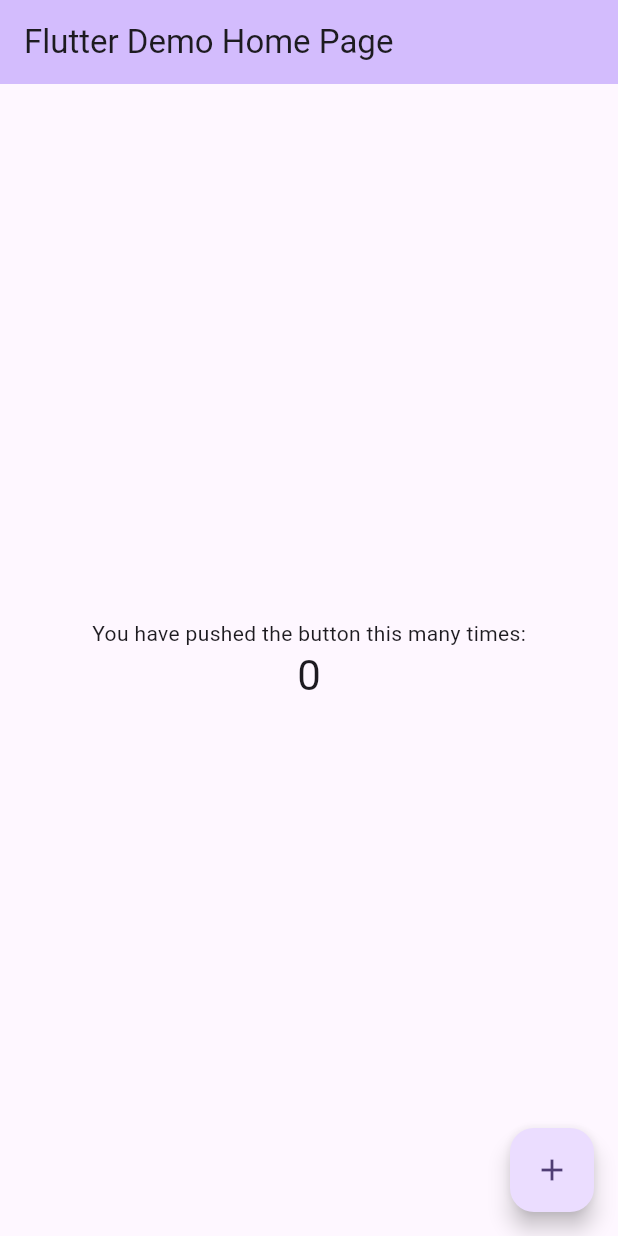
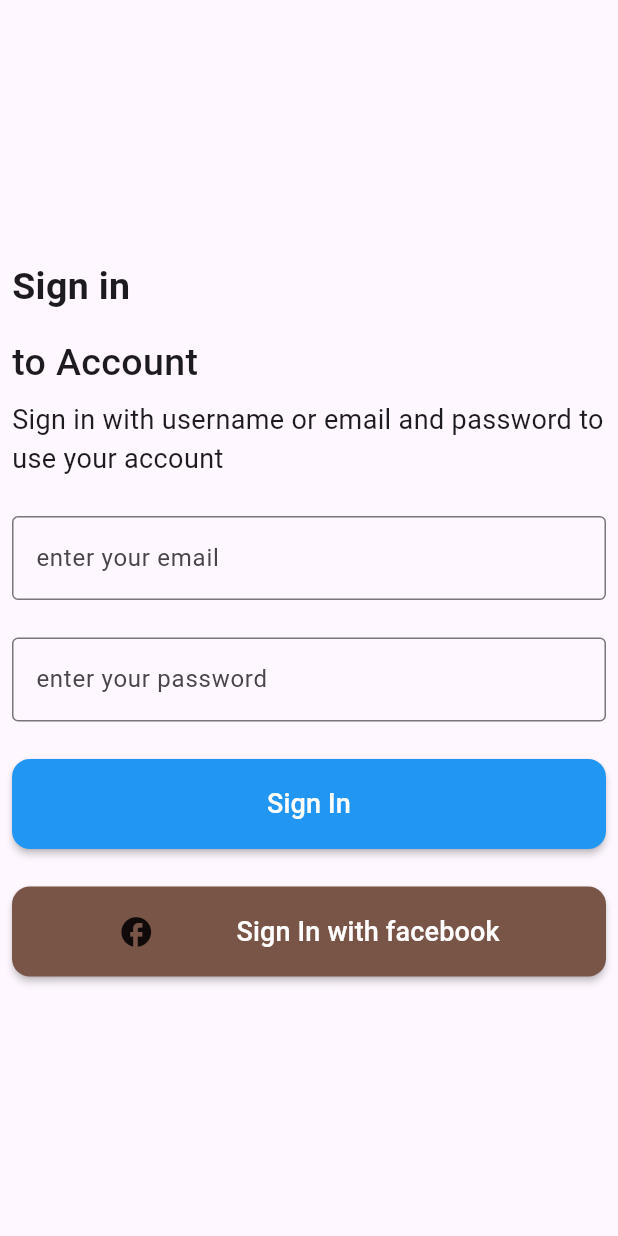
Before and after one commit to AboEl3iz/ieee, a Flutter app: the screen it shows after launch, on a phone screen of 412 x 824 dp. Run offline on Flutter 3.47's test engine with Material 3 defaults, Android fonts, the phone set to English and light mode, and no system bars; our stand-ins replace iconly.

Commit message:
Finish Yi

```diff
--- /dev/null
+++ b/lib/login_view.dart
@@ -0,0 +1,95 @@
+import 'package:flutter/material.dart';
+import 'package:iconly/iconly.dart';
+
+class LoginView extends StatelessWidget {
+  const LoginView({super.key});
+
+  @override
+  Widget build(BuildContext context) {
+    return Scaffold(
+      body: SafeArea(
+          child: Padding(
+        padding: const EdgeInsets.all(8.0),
+        child: Column(
+          mainAxisAlignment: MainAxisAlignment.center,
+          children: [
+            Column(
+              crossAxisAlignment: CrossAxisAlignment.start,
+              children: [
+                Text(
+              "Sign in",
+              style: TextStyle(fontSize: 25, fontWeight: FontWeight.bold),
+            ),
+             SizedBox(
+              height: 15,
+            ),
+            Text(
+              "to Account",
+              style: TextStyle(fontSize: 25, fontWeight: FontWeight.w500),
+            ),
+             SizedBox(
+              height: 7,
+            ),
+            Text(
+              "Sign in with username or email and password to use your account ",
+              style: TextStyle(fontSize: 18, fontWeight: FontWeight.w400),
+            ),
+            SizedBox(
+              height: 25,
+            ),
+              ],
+            ),
+            TextFormField(
+              decoration: InputDecoration(
+                  border: OutlineInputBorder(), hintText: "enter your email"),
+            ),
+            SizedBox(
+              height: 25,
+            ),
+            TextFormField(
+              decoration: InputDecoration(
+                  border: OutlineInputBorder(),
+                  hintText: "enter your password"),
+            ),
+             SizedBox(
+              height: 25,
+            ),
+            MaterialButton(
+              height: 60,
+              minWidth: double.infinity,
+              shape: RoundedRectangleBorder(
+                  borderRadius: BorderRadius.circular(12)),
+              color: Colors.blue,
+              onPressed: () {},
+              child: Text(
+                "Sign In",
+                style: TextStyle(color: Colors.white, fontSize: 18),
+              ),
+            ),
+             SizedBox(
+              height: 25,
+            ),
+            MaterialButton(
+              height: 60,
+              minWidth: double.infinity,
+              shape: RoundedRectangleBorder(
+                  borderRadius: BorderRadius.circular(12)),
+              color: Colors.brown,
+              onPressed: () {},
+              child: Row(
+                mainAxisAlignment: MainAxisAlignment.spaceEvenly,
+                children: [
+                  Icon(Icons.facebook_rounded),
+                  Text(
+                    "Sign In with facebook",
+                    style: TextStyle(color: Colors.white, fontSize: 18),
+                  ),
+                ],
+              ),
+            ),
+          ],
+        ),
+      )),
+    );
+  }
+}
--- a/lib/main.dart
+++ b/lib/main.dart
@@ -1,4 +1,5 @@
 import 'package:flutter/material.dart';
+import 'package:ieee/login_view.dart';
 
 void main() {
   runApp(const MyApp());
@@ -11,27 +12,8 @@ class MyApp extends StatelessWidget {
   @override
   Widget build(BuildContext context) {
     return MaterialApp(
-      title: 'Flutter Demo',
-      theme: ThemeData(
-        // This is the theme of your application.
-        //
-        // TRY THIS: Try running your application with "flutter run". You'll see
-        // the application has a purple toolbar. Then, without quitting the app,
-        // try changing the seedColor in the colorScheme below to Colors.green
-        // and then invoke "hot reload" (save your changes or press the "hot
-        // reload" button in a Flutter-supported IDE, or press "r" if you used
-        // the command line to start the app).
-        //
-        // Notice that the counter didn't reset back to zero; the application
-        // state is not lost during the reload. To reset the state, use hot
-        // restart instead.
-        //
-        // This works for code too, not just values: Most code changes can be
-        // tested with just a hot reload.
-        colorScheme: ColorScheme.fromSeed(seedColor: Colors.deepPurple),
-        useMaterial3: true,
-      ),
-      home: const MyHomePage(title: 'Flutter Demo Home Page'),
+      debugShowCheckedModeBanner: false,
+      home:LoginView(),
     );
   }
 }
```
Also changed, not shown: pubspec.yaml (+4 -12 lines), pubspec.lock.
